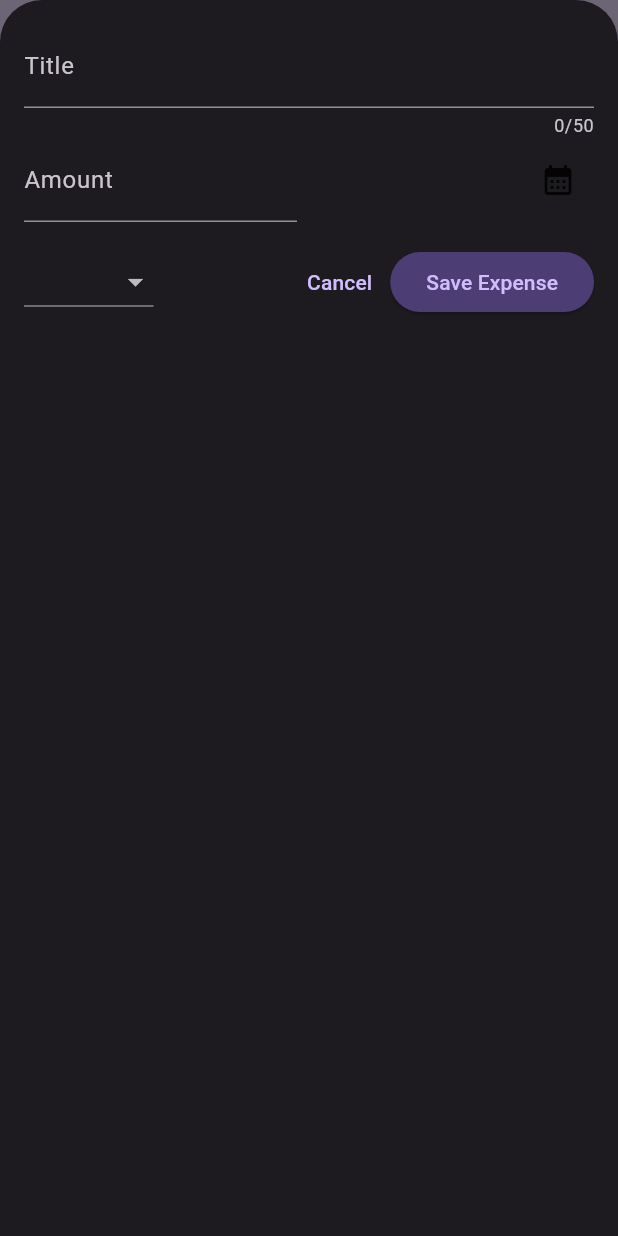
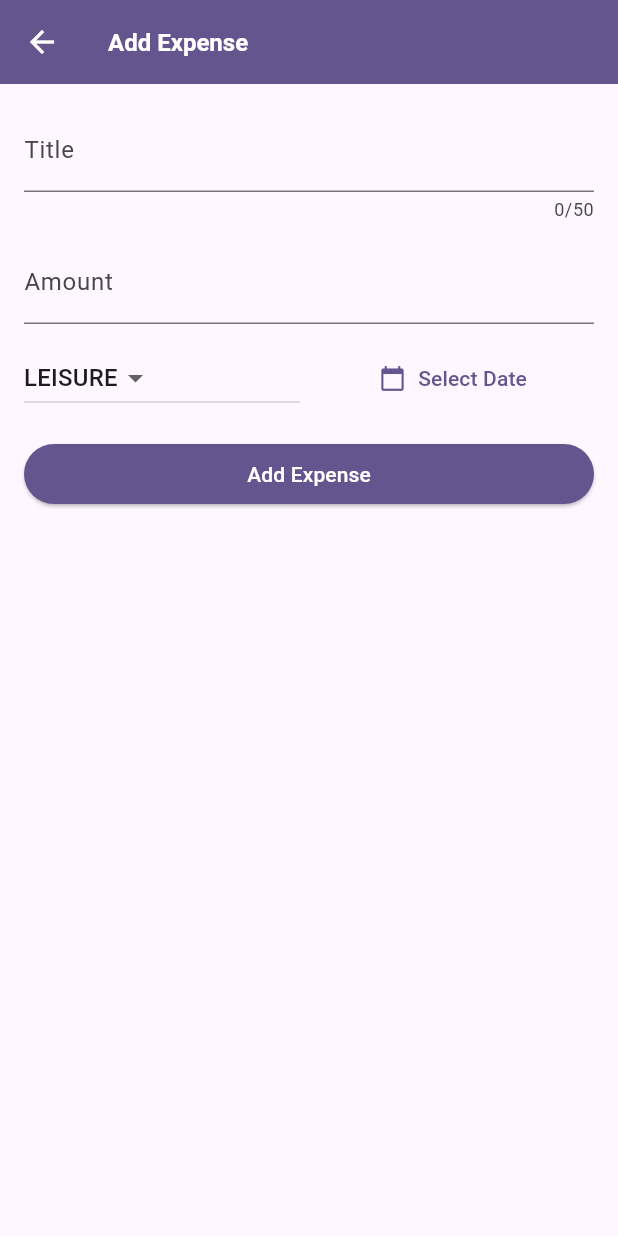
Before and after one commit to Mpumelelo9802/Expense-tracker, a Flutter app: the screen it shows after launch, after a tap on the "add" icon, on a phone screen of 412 x 824 dp. Run offline on Flutter 3.47's test engine with Material 3 defaults, Android fonts, the phone set to English and light mode, and no system bars.

Commit message:
Initial commit

```diff
--- a/lib/expenses.dart
+++ b/lib/expenses.dart
@@ -1,3 +1,4 @@
+import 'package:expense_tracker/chart/chart.dart';
 import 'package:expense_tracker/widgets/expenses_list/expense_list.dart';
 import 'package:expense_tracker/widgets/expenses_list/new_expense.dart';
 import 'package:flutter/material.dart';
@@ -28,6 +29,7 @@ class _ExpensesState extends State<Expenses> {
 
   void _openAddExpenseOverLay() {
     showModalBottomSheet(
+      useSafeArea: true,
       isScrollControlled: true,
       context: context,
       builder: (ctx) => NewExpense(onAddExpense: _addExpense),
@@ -64,6 +66,9 @@ class _ExpensesState extends State<Expenses> {
 
   @override
   Widget build(BuildContext context) {
+    final width = MediaQuery.of(context).size.width;
+    //MediaQuery.of(context).size.height;
+
     Widget mainContent = const Center(
       child: Text('No expenses found. Start adding some!'),
     );
@@ -77,6 +82,7 @@ class _ExpensesState extends State<Expenses> {
 
     return Scaffold(
       appBar: AppBar(
+        centerTitle: true,
         title: const Text('Flutter Expense Tracker'),
         actions: [
           IconButton(
@@ -85,9 +91,20 @@ class _ExpensesState extends State<Expenses> {
           )
         ],
       ),
-      body: Column(
+      body: width < 600
+          ? Column(
               children: [
-          const Text('The chart'),
+                Chart(expenses: _registeredExpenses),
+                Expanded(
+                  child: mainContent,
+                ),
+              ],
+            )
+          : Row(
+              children: [
+                Expanded(
+                  child: Chart(expenses: _registeredExpenses),
+                ),
                 Expanded(
                   child: mainContent,
                 ),
--- a/lib/main.dart
+++ b/lib/main.dart
@@ -1,32 +1,38 @@
 import 'package:flutter/material.dart';
 import 'package:expense_tracker/expenses.dart';
+//import 'package:flutter/services.dart';
 
 var kDarkColorScheme = ColorScheme.fromSeed(
+  brightness: Brightness.dark,
   seedColor: const Color.fromARGB(255, 5, 99, 125),
 );
 
 var kColorScheme = ColorScheme.fromSeed(
-  brightness: Brightness.dark,
+  brightness: Brightness.light,
   seedColor: const Color.fromARGB(255, 96, 59, 181),
 );
 
 void main() {
-  runApp(
+  //WidgetsFlutterBinding.ensureInitialized();
+  //SystemChrome.setPreferredOrientations([
+   // DeviceOrientation.portraitUp,
+ // ]).then((fn){
+      runApp(
     MaterialApp(
       darkTheme: ThemeData.dark().copyWith(
         colorScheme: kDarkColorScheme,
-        appBarTheme: const AppBarTheme().copyWith(
-          backgroundColor: kDarkColorScheme.onPrimaryContainer,
-          foregroundColor: kDarkColorScheme.primaryContainer,
+        appBarTheme: AppBarTheme(
+          backgroundColor: kDarkColorScheme.primary,
+          foregroundColor: kDarkColorScheme.onPrimary,
         ),
-        cardTheme: const CardTheme().copyWith(
+        cardTheme: CardTheme(
           color: kDarkColorScheme.secondaryContainer,
           margin: const EdgeInsets.symmetric(horizontal: 16, vertical: 8),
         ),
         elevatedButtonTheme: ElevatedButtonThemeData(
           style: ElevatedButton.styleFrom(
-            backgroundColor: kDarkColorScheme.primaryContainer,
-            foregroundColor: kDarkColorScheme.onPrimaryContainer
+            backgroundColor: kDarkColorScheme.primary,
+            foregroundColor: kDarkColorScheme.onPrimary,
           ),
         ),
         textTheme: ThemeData.dark().textTheme.copyWith(
@@ -37,22 +43,23 @@ void main() {
           ),
         ),
       ),
-      theme: ThemeData().copyWith(
+      theme: ThemeData.light().copyWith(
         colorScheme: kColorScheme,
-        appBarTheme: const AppBarTheme().copyWith(
-          backgroundColor: kColorScheme.onPrimaryContainer,
-          foregroundColor: kColorScheme.primaryContainer,
+        appBarTheme: AppBarTheme(
+          backgroundColor: kColorScheme.primary,
+          foregroundColor: kColorScheme.onPrimary,
         ),
-        cardTheme: const CardTheme().copyWith(
+        cardTheme: CardTheme(
           color: kColorScheme.secondaryContainer,
           margin: const EdgeInsets.symmetric(horizontal: 16, vertical: 8),
         ),
         elevatedButtonTheme: ElevatedButtonThemeData(
           style: ElevatedButton.styleFrom(
-            backgroundColor: kColorScheme.primaryContainer,
+            backgroundColor: kColorScheme.primary,
+            foregroundColor: kColorScheme.onPrimary,
           ),
         ),
-        textTheme: ThemeData().textTheme.copyWith(
+        textTheme: ThemeData.light().textTheme.copyWith(
           titleLarge: TextStyle(
             fontWeight: FontWeight.bold,
             color: kColorScheme.onSecondaryContainer,
@@ -64,4 +71,4 @@ void main() {
       home: const Expenses(),
     ),
   );
-}
+  }
--- a/lib/widgets/expenses_list/new_expense.dart
+++ b/lib/widgets/expenses_list/new_expense.dart
@@ -5,14 +5,12 @@ import 'package:expense_tracker/models/expense.dart';
 final formatter = DateFormat.yMd();
 
 class NewExpense extends StatefulWidget {
-  const NewExpense({super.key, required this.onAddExpense});
+  const NewExpense({super.key, required this.onAddExpense}) ;
 
   final void Function(Expense expense) onAddExpense;
 
   @override
-  State<NewExpense> createState() {
-    return _NewExpenseState();
-  }
+  State<NewExpense> createState() => _NewExpenseState();
 }
 
 class _NewExpenseState extends State<NewExpense> {
@@ -30,9 +28,29 @@ class _NewExpenseState extends State<NewExpense> {
       firstDate: firstDate,
       lastDate: now,
     );
+    if (pickedDate != null) {
       setState(() {
         _selectedDate = pickedDate;
       });
+    }
+  }
+
+  void _showDialog() {
+    showDialog(
+      context: context,
+      builder: (ctx) => AlertDialog(
+        title: const Text('Invalid Input'),
+        content: const Text('Please ensure all fields are filled correctly.'),
+        actions: <Widget>[
+          TextButton(
+            onPressed: () {
+              Navigator.of(ctx).pop();
+            },
+            child: const Text('Okay'),
+          ),
+        ],
+      ),
+    );
   }
 
   void _submitExpenseData() {
@@ -42,37 +60,20 @@ class _NewExpenseState extends State<NewExpense> {
     if (_titleController.text.trim().isEmpty ||
         amountIsInvalid ||
         _selectedDate == null) {
-      showDialog(
-        context: context,
-        builder: (ctx) => AlertDialog(
-          title: const Text('Invalid input'),
-          content: const Text(
-            'Please make sure a valid title, amount, date and category were entered.',
-          ),
-          actions: [
-            TextButton(
-              onPressed: () {
-                Navigator.of(ctx).pop();
-              },
-              child: const Text('Okay'),
-            ),
-          ],
-        ),
-      );
+      _showDialog();
       return;
     }
+
     widget.onAddExpense(
       Expense(
         title: _titleController.text,
         amount: enteredAmount,
         date: _selectedDate!,
-          category: _selectedCategory),
+        category: _selectedCategory,
+      ),
     );
 
     Navigator.pop(context);
-
-    // Add further logic to handle the valid input case, such as saving the expense.
-    //Navigator.of(context).pop();
   }
 
   @override
@@ -84,90 +85,80 @@ class _NewExpenseState extends State<NewExpense> {
 
   @override
   Widget build(BuildContext context) {
-    return Padding(
-      padding: const EdgeInsets.fromLTRB(16, 16, 16, 16),
+    final keyboardSpace = MediaQuery.of(context).viewInsets.bottom;
+    return Scaffold(
+      appBar: AppBar(
+        title: const Text('Add Expense'),
+      ),
+      body: SingleChildScrollView(
+        padding: EdgeInsets.fromLTRB(
+          16,
+          16,
+          16,
+          16 + keyboardSpace,
+        ),
         child: Column(
-        children: [
+          crossAxisAlignment: CrossAxisAlignment.stretch,
+          children: <Widget>[
             TextField(
               controller: _titleController,
               maxLength: 50,
               decoration: const InputDecoration(
-              label: Text('Title'),
+                labelText: 'Title',
               ),
             ),
-          Row(
-            children: [
-              Expanded(
-                child: TextField(
+            const SizedBox(height: 12),
+            TextField(
               controller: _amountController,
               keyboardType: TextInputType.number,
               decoration: const InputDecoration(
                 prefixText: 'R ',
-                    label: Text('Amount'),
+                labelText: 'Amount',
+              ),
+            ),
+            const SizedBox(height: 12),
+            Row(
+              children: <Widget>[
+                Expanded(
+                  child: DropdownButton<Category>(
+                    value: _selectedCategory,
+                    items: Category.values.map((category) {
+                      return DropdownMenuItem<Category>(
+                        value: category,
+                        child: Text(category.name.toUpperCase()),
+                      );
+                    }).toList(),
+                    onChanged: (newValue) {
+                      if (newValue != null) {
+                        setState(() {
+                          _selectedCategory = newValue;
+                        });
+                      }
+                    },
+                  ),
+                ),
+                const SizedBox(width: 12),
+                Expanded(
+                  child: TextButton.icon(
+                    onPressed: _presentDatePicker,
+                    icon: const Icon(Icons.calendar_today),
+                    label: Text(
+                      _selectedDate == null
+                          ? 'Select Date'
+                          : formatter.format(_selectedDate!),
                     ),
                   ),
                 ),
-              const SizedBox(width: 16),
-              Expanded(
-                child: Row(
-                  mainAxisAlignment: MainAxisAlignment.end,
-                  children: [
-                    Text(
-                      _selectedDate == null
-                          ? 'No date selected'
-                          : formatter.format(_selectedDate!),
+              ],
             ),
-                    IconButton(
-                      onPressed: _presentDatePicker,
-                      icon: const Icon(Icons.calendar_month),
+            const SizedBox(height: 16),
+            ElevatedButton(
+              onPressed: _submitExpenseData,
+              child: const Text('Add Expense'),
             ),
           ],
         ),
       ),
-            ],
-          ),
-          const SizedBox(
-            height: 16,
-          ),
-          Row(
-            mainAxisAlignment: MainAxisAlignment.end,
-            children: [
-              DropdownButton<Category>(
-                value: _selectedCategory,
-                items: Category.values
-                    .map(
-                      (category) => DropdownMenuItem(
-                        value: category,
-                        child: Text(
-                          category.name.toUpperCase(),
-                        ),
-                      ),
-                    )
-                    .toList(),
-                onChanged: (value) {
-                  if (value == null) {
-                    return;
-                  }
-                  setState(() {
-                    _selectedCategory = value;
-                  });
-                },
-              ),
-              const Spacer(),
-              TextButton(
-                onPressed: () {
-                  Navigator.of(context).pop();
-                },
-                child: const Text('Cancel'),
-              ),
-              ElevatedButton(
-                onPressed: _submitExpenseData,
-                child: const Text('Save Expense'),
-              ),
-            ],
-          ),
-        ],
-      ),
     );
   }
 }
```
Lines whose indentation alone changed are shown as unchanged.
